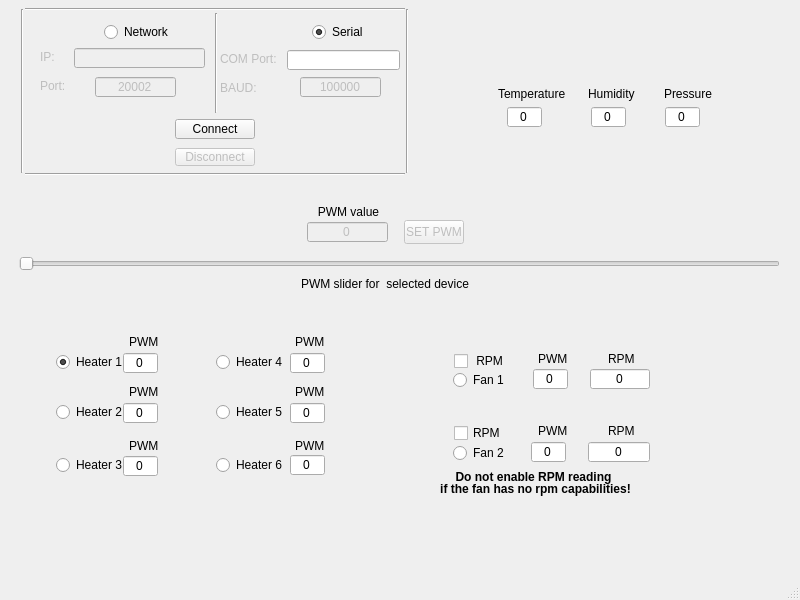
First picture: the form in ClientSoftware/DewController-Qt/mainwindow.ui, repository radmilofelix/DewController, before the edit.
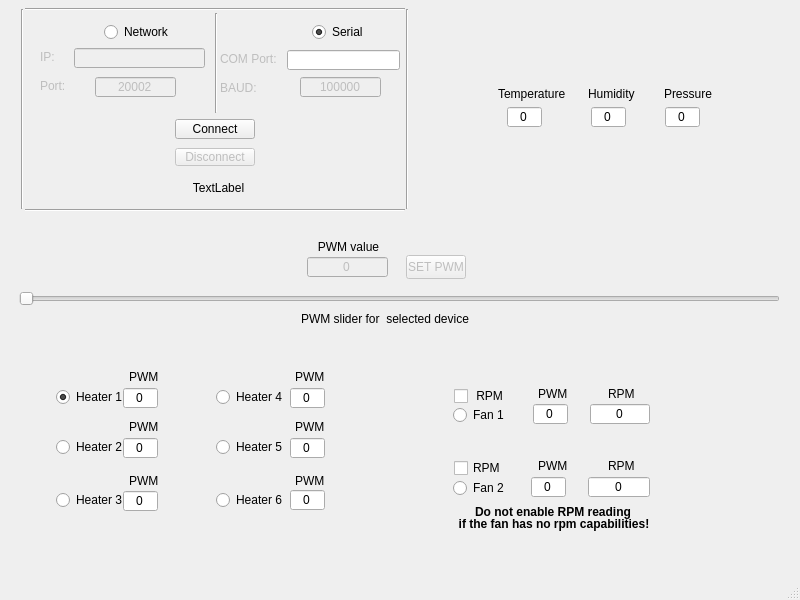
Second picture: the form after the edit.

Diff of the .ui file:
```diff
--- a/ClientSoftware/DewController-Qt/mainwindow.ui
+++ b/ClientSoftware/DewController-Qt/mainwindow.ui
@@ -30,7 +30,7 @@
     <property name="geometry">
      <rect>
       <x>19</x>
-      <y>254</y>
+      <y>289</y>
       <width>761</width>
       <height>20</height>
      </rect>
@@ -84,7 +84,7 @@
     <property name="geometry">
      <rect>
       <x>307</x>
-      <y>221</y>
+      <y>256</y>
       <width>81</width>
       <height>22</height>
      </rect>
@@ -254,8 +254,8 @@
     </property>
     <property name="geometry">
      <rect>
-      <x>404</x>
-      <y>220</y>
+      <x>406</x>
+      <y>255</y>
       <width>60</width>
       <height>24</height>
      </rect>
@@ -284,7 +284,7 @@
     <property name="geometry">
      <rect>
       <x>25</x>
-      <y>172</y>
+      <y>208</y>
       <width>380</width>
       <height>4</height>
      </rect>
@@ -299,7 +299,7 @@
       <x>20</x>
       <y>9</y>
       <width>4</width>
-      <height>164</height>
+      <height>200</height>
      </rect>
     </property>
     <property name="orientation">
@@ -331,7 +331,7 @@
       <x>399</x>
       <y>9</y>
       <width>16</width>
-      <height>164</height>
+      <height>200</height>
      </rect>
     </property>
     <property name="orientation">
@@ -368,7 +368,7 @@
     <property name="geometry">
      <rect>
       <x>123</x>
-      <y>352</y>
+      <y>387</y>
       <width>35</width>
       <height>22</height>
      </rect>
@@ -390,7 +390,7 @@
     <property name="geometry">
      <rect>
       <x>123</x>
-      <y>402</y>
+      <y>437</y>
       <width>35</width>
       <height>22</height>
      </rect>
@@ -412,7 +412,7 @@
     <property name="geometry">
      <rect>
       <x>123</x>
-      <y>455</y>
+      <y>490</y>
       <width>35</width>
       <height>22</height>
      </rect>
@@ -434,7 +434,7 @@
     <property name="geometry">
      <rect>
       <x>290</x>
-      <y>352</y>
+      <y>387</y>
       <width>35</width>
       <height>22</height>
      </rect>
@@ -456,7 +456,7 @@
     <property name="geometry">
      <rect>
       <x>290</x>
-      <y>402</y>
+      <y>437</y>
       <width>35</width>
       <height>22</height>
      </rect>
@@ -478,7 +478,7 @@
     <property name="geometry">
      <rect>
       <x>290</x>
-      <y>454</y>
+      <y>489</y>
       <width>35</width>
       <height>22</height>
      </rect>
@@ -500,7 +500,7 @@
     <property name="geometry">
      <rect>
       <x>533</x>
-      <y>368</y>
+      <y>403</y>
       <width>35</width>
       <height>22</height>
      </rect>
@@ -525,7 +525,7 @@
     <property name="geometry">
      <rect>
       <x>531</x>
-      <y>441</y>
+      <y>476</y>
       <width>35</width>
       <height>22</height>
      </rect>
@@ -547,7 +547,7 @@
     <property name="geometry">
      <rect>
       <x>56</x>
-      <y>353</y>
+      <y>388</y>
       <width>69</width>
       <height>18</height>
      </rect>
@@ -566,7 +566,7 @@
     <property name="geometry">
      <rect>
       <x>56</x>
-      <y>403</y>
+      <y>438</y>
       <width>69</width>
       <height>18</height>
      </rect>
@@ -582,7 +582,7 @@
     <property name="geometry">
      <rect>
       <x>56</x>
-      <y>456</y>
+      <y>491</y>
       <width>69</width>
       <height>18</height>
      </rect>
@@ -598,7 +598,7 @@
     <property name="geometry">
      <rect>
       <x>216</x>
-      <y>353</y>
+      <y>388</y>
       <width>69</width>
       <height>18</height>
      </rect>
@@ -614,7 +614,7 @@
     <property name="geometry">
      <rect>
       <x>216</x>
-      <y>403</y>
+      <y>438</y>
       <width>69</width>
       <height>18</height>
      </rect>
@@ -630,7 +630,7 @@
     <property name="geometry">
      <rect>
       <x>216</x>
-      <y>456</y>
+      <y>491</y>
       <width>69</width>
       <height>18</height>
      </rect>
@@ -646,7 +646,7 @@
     <property name="geometry">
      <rect>
       <x>453</x>
-      <y>371</y>
+      <y>406</y>
       <width>69</width>
       <height>18</height>
      </rect>
@@ -662,7 +662,7 @@
     <property name="geometry">
      <rect>
       <x>453</x>
-      <y>444</y>
+      <y>479</y>
       <width>69</width>
       <height>18</height>
      </rect>
@@ -744,7 +744,7 @@
     <property name="geometry">
      <rect>
       <x>590</x>
-      <y>368</y>
+      <y>403</y>
       <width>60</width>
       <height>22</height>
      </rect>
@@ -766,7 +766,7 @@
     <property name="geometry">
      <rect>
       <x>588</x>
-      <y>441</y>
+      <y>476</y>
       <width>62</width>
       <height>22</height>
      </rect>
@@ -788,7 +788,7 @@
     <property name="geometry">
      <rect>
       <x>454</x>
-      <y>424</y>
+      <y>459</y>
       <width>73</width>
       <height>18</height>
      </rect>
@@ -801,7 +801,7 @@
     <property name="geometry">
      <rect>
       <x>454</x>
-      <y>352</y>
+      <y>387</y>
       <width>72</width>
       <height>18</height>
      </rect>
@@ -814,7 +814,7 @@
     <property name="geometry">
      <rect>
       <x>538</x>
-      <y>353</y>
+      <y>388</y>
       <width>37</width>
       <height>12</height>
      </rect>
@@ -827,7 +827,7 @@
     <property name="geometry">
      <rect>
       <x>608</x>
-      <y>353</y>
+      <y>388</y>
       <width>37</width>
       <height>12</height>
      </rect>
@@ -840,7 +840,7 @@
     <property name="geometry">
      <rect>
       <x>538</x>
-      <y>425</y>
+      <y>460</y>
       <width>37</width>
       <height>12</height>
      </rect>
@@ -853,7 +853,7 @@
     <property name="geometry">
      <rect>
       <x>608</x>
-      <y>425</y>
+      <y>460</y>
       <width>37</width>
       <height>12</height>
      </rect>
@@ -866,7 +866,7 @@
     <property name="geometry">
      <rect>
       <x>129</x>
-      <y>336</y>
+      <y>371</y>
       <width>37</width>
       <height>12</height>
      </rect>
@@ -879,7 +879,7 @@
     <property name="geometry">
      <rect>
       <x>129</x>
-      <y>386</y>
+      <y>421</y>
       <width>37</width>
       <height>12</height>
      </rect>
@@ -892,7 +892,7 @@
     <property name="geometry">
      <rect>
       <x>129</x>
-      <y>440</y>
+      <y>475</y>
       <width>37</width>
       <height>12</height>
      </rect>
@@ -905,7 +905,7 @@
     <property name="geometry">
      <rect>
       <x>295</x>
-      <y>440</y>
+      <y>475</y>
       <width>37</width>
       <height>12</height>
      </rect>
@@ -918,7 +918,7 @@
     <property name="geometry">
      <rect>
       <x>295</x>
-      <y>386</y>
+      <y>421</y>
       <width>37</width>
       <height>12</height>
      </rect>
@@ -931,7 +931,7 @@
     <property name="geometry">
      <rect>
       <x>295</x>
-      <y>336</y>
+      <y>371</y>
       <width>37</width>
       <height>12</height>
      </rect>
@@ -983,7 +983,7 @@
     <property name="geometry">
      <rect>
       <x>225</x>
-      <y>276</y>
+      <y>311</y>
       <width>320</width>
       <height>16</height>
      </rect>
@@ -999,7 +999,7 @@
     <property name="geometry">
      <rect>
       <x>318</x>
-      <y>204</y>
+      <y>239</y>
       <width>61</width>
       <height>16</height>
      </rect>
@@ -1014,9 +1014,9 @@
    <widget class="QLabel" name="label_16">
     <property name="geometry">
      <rect>
-      <x>415</x>
-      <y>469</y>
-      <width>237</width>
+      <x>416</x>
+      <y>504</y>
+      <width>274</width>
       <height>16</height>
      </rect>
     </property>
@@ -1036,8 +1036,8 @@
     <property name="geometry">
      <rect>
       <x>423</x>
-      <y>481</y>
-      <width>225</width>
+      <y>516</y>
+      <width>262</width>
       <height>16</height>
      </rect>
     </property>
@@ -1053,6 +1053,22 @@
      <set>Qt::AlignCenter</set>
     </property>
    </widget>
+   <widget class="QLabel" name="label_18">
+    <property name="geometry">
+     <rect>
+      <x>138</x>
+      <y>170</y>
+      <width>161</width>
+      <height>35</height>
+     </rect>
+    </property>
+    <property name="text">
+     <string>TextLabel</string>
+    </property>
+    <property name="alignment">
+     <set>Qt::AlignCenter</set>
+    </property>
+   </widget>
   </widget>
   <widget class="QMenuBar" name="menubar">
    <property name="geometry">
```
Left out of the diff: 2 changed lines with no effect on the pictures.
